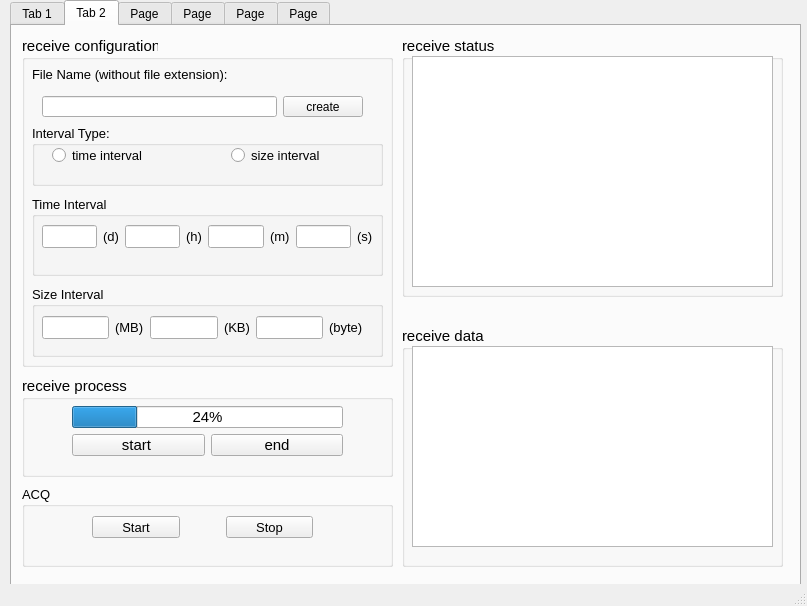
This is mainwindow.ui in Dreamcatcher-aug/muon_Window as Qt 5 draws it before an edit. The edited form follows.
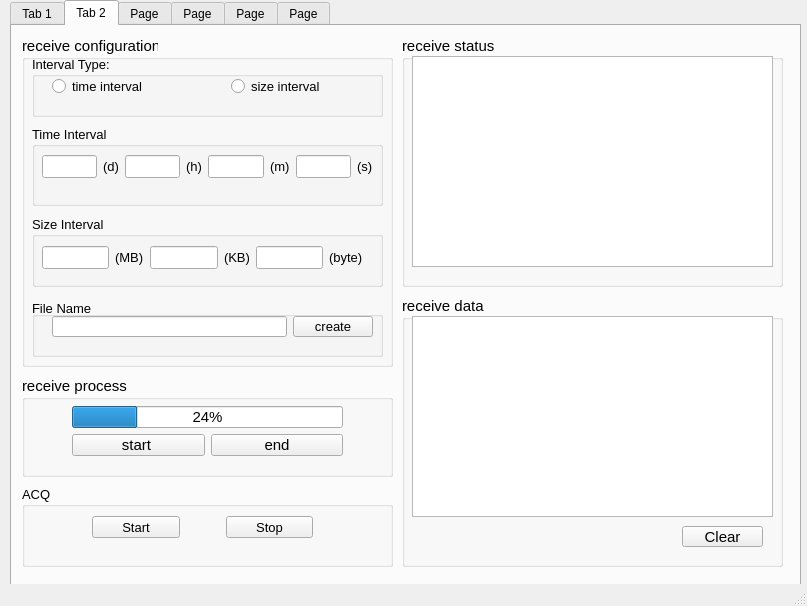
This is the edited form. The open tabs and pages were chosen to show the change.

What changed in the file:
```diff
--- a/mainwindow.ui
+++ b/mainwindow.ui
@@ -509,29 +509,11 @@
       <property name="title">
        <string>receive configuration</string>
       </property>
-      <widget class="QLabel" name="label_6">
-       <property name="geometry">
-        <rect>
-         <x>10</x>
-         <y>30</y>
-         <width>271</width>
-         <height>16</height>
-        </rect>
-       </property>
-       <property name="font">
-        <font>
-         <pointsize>10</pointsize>
-        </font>
-       </property>
-       <property name="text">
-        <string>File Name (without file extension):</string>
-       </property>
-      </widget>
       <widget class="QGroupBox" name="time_interval_group">
        <property name="geometry">
         <rect>
          <x>10</x>
-         <y>160</y>
+         <y>90</y>
          <width>351</width>
          <height>80</height>
         </rect>
@@ -621,7 +603,7 @@
        <property name="geometry">
         <rect>
          <x>10</x>
-         <y>250</y>
+         <y>180</y>
          <width>351</width>
          <height>71</height>
         </rect>
@@ -700,7 +682,7 @@
        <property name="geometry">
         <rect>
          <x>10</x>
-         <y>89</y>
+         <y>20</y>
          <width>351</width>
          <height>61</height>
         </rect>
@@ -756,32 +738,50 @@
         </layout>
        </widget>
       </widget>
-      <widget class="QWidget" name="layoutWidget">
+      <widget class="QGroupBox" name="groupBox_5">
        <property name="geometry">
         <rect>
-         <x>20</x>
-         <y>60</y>
-         <width>321</width>
-         <height>21</height>
+         <x>10</x>
+         <y>260</y>
+         <width>351</width>
+         <height>61</height>
         </rect>
        </property>
-       <layout class="QHBoxLayout" name="horizontalLayout_8">
-        <item>
-         <widget class="QLineEdit" name="savefilename"/>
-        </item>
-        <item>
-         <widget class="QPushButton" name="confirmfilename">
-          <property name="font">
-           <font>
-            <pointsize>9</pointsize>
-           </font>
-          </property>
-          <property name="text">
-           <string>create</string>
-          </property>
-         </widget>
-        </item>
-       </layout>
+       <property name="font">
+        <font>
+         <pointsize>10</pointsize>
+        </font>
+       </property>
+       <property name="title">
+        <string>File Name：</string>
+       </property>
+       <widget class="QWidget" name="layoutWidget">
+        <property name="geometry">
+         <rect>
+          <x>20</x>
+          <y>20</y>
+          <width>321</width>
+          <height>21</height>
+         </rect>
+        </property>
+        <layout class="QHBoxLayout" name="horizontalLayout_8">
+         <item>
+          <widget class="QLineEdit" name="savefilename"/>
+         </item>
+         <item>
+          <widget class="QPushButton" name="confirmfilename">
+           <property name="font">
+            <font>
+             <pointsize>10</pointsize>
+            </font>
+           </property>
+           <property name="text">
+            <string>create</string>
+           </property>
+          </widget>
+         </item>
+        </layout>
+       </widget>
       </widget>
      </widget>
      <widget class="QGroupBox" name="receivestatus">
@@ -790,7 +790,7 @@
         <x>390</x>
         <y>10</y>
         <width>381</width>
-        <height>261</height>
+        <height>251</height>
        </rect>
       </property>
       <property name="font">
@@ -807,18 +807,23 @@
          <x>10</x>
          <y>20</y>
          <width>361</width>
-         <height>231</height>
+         <height>211</height>
         </rect>
        </property>
+       <property name="font">
+        <font>
+         <pointsize>10</pointsize>
+        </font>
+       </property>
       </widget>
      </widget>
      <widget class="QGroupBox" name="receivedatabar">
       <property name="geometry">
        <rect>
         <x>390</x>
-        <y>300</y>
+        <y>270</y>
         <width>381</width>
-        <height>241</height>
+        <height>271</height>
        </rect>
       </property>
       <property name="font">
@@ -838,6 +843,24 @@
          <height>201</height>
         </rect>
        </property>
+       <property name="font">
+        <font>
+         <pointsize>10</pointsize>
+        </font>
+       </property>
+      </widget>
+      <widget class="QPushButton" name="receive_data_clear">
+       <property name="geometry">
+        <rect>
+         <x>280</x>
+         <y>230</y>
+         <width>81</width>
+         <height>21</height>
+        </rect>
+       </property>
+       <property name="text">
+        <string>Clear</string>
+       </property>
       </widget>
      </widget>
      <widget class="QGroupBox" name="receiveprocess">
```
Left out of the diff: 139 changed lines with no effect on the pictures.
